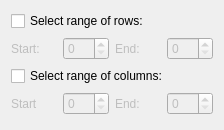
Above: src/Interface/Modules/Math/SelectSubMatrix.ui from SCIInstitute/SCIRun before the change. Below: the same form after it.
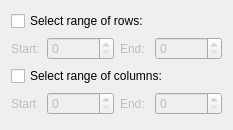
That is the form after the change.

Commit message: SelectSubMatrix implemented but NOT tested

```diff
--- a/src/Interface/Modules/Math/SelectSubMatrix.ui
+++ b/src/Interface/Modules/Math/SelectSubMatrix.ui
@@ -6,7 +6,7 @@
    <rect>
     <x>0</x>
     <y>0</y>
-    <width>224</width>
+    <width>229</width>
     <height>130</height>
    </rect>
   </property>
@@ -53,6 +53,9 @@
      <property name="enabled">
       <bool>false</bool>
      </property>
+     <property name="maximum">
+      <number>999999999</number>
+     </property>
     </widget>
    </item>
    <item row="3" column="1">
@@ -60,6 +63,9 @@
      <property name="enabled">
       <bool>false</bool>
      </property>
+     <property name="maximum">
+      <number>999999999</number>
+     </property>
     </widget>
    </item>
    <item row="1" column="2">
@@ -87,6 +93,9 @@
      <property name="enabled">
       <bool>false</bool>
      </property>
+     <property name="maximum">
+      <number>999999999</number>
+     </property>
     </widget>
    </item>
    <item row="1" column="3">
@@ -94,6 +103,9 @@
      <property name="enabled">
       <bool>false</bool>
      </property>
+     <property name="maximum">
+      <number>999999999</number>
+     </property>
     </widget>
    </item>
   </layout>
```
The commit also changes 5 other files.
